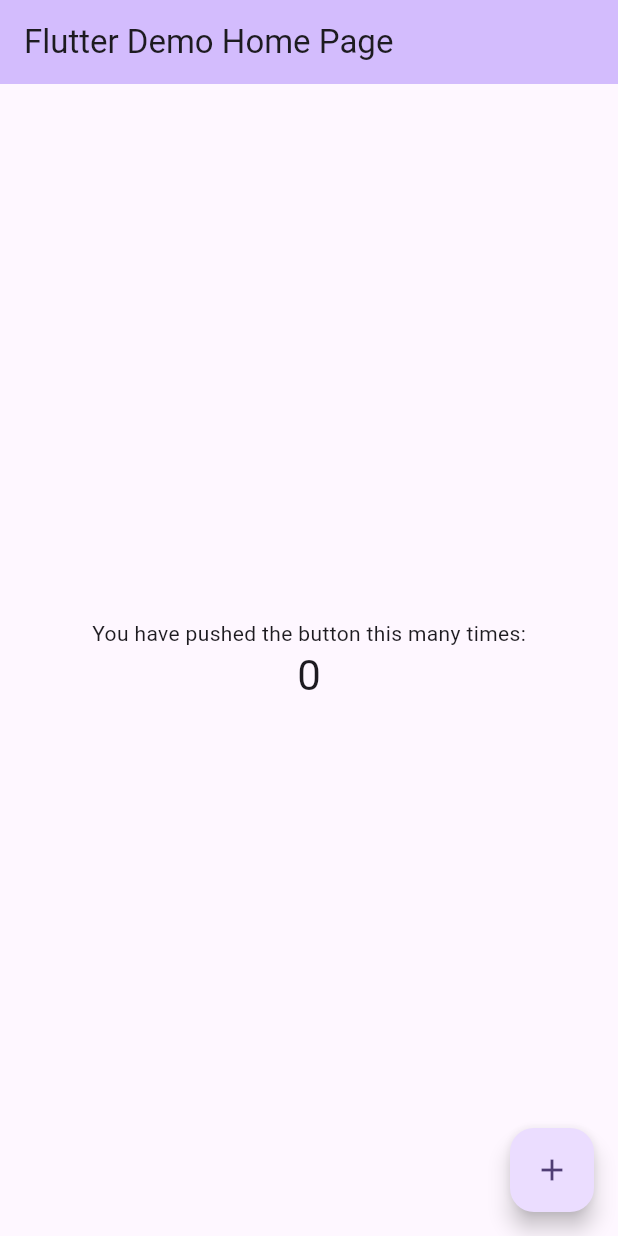
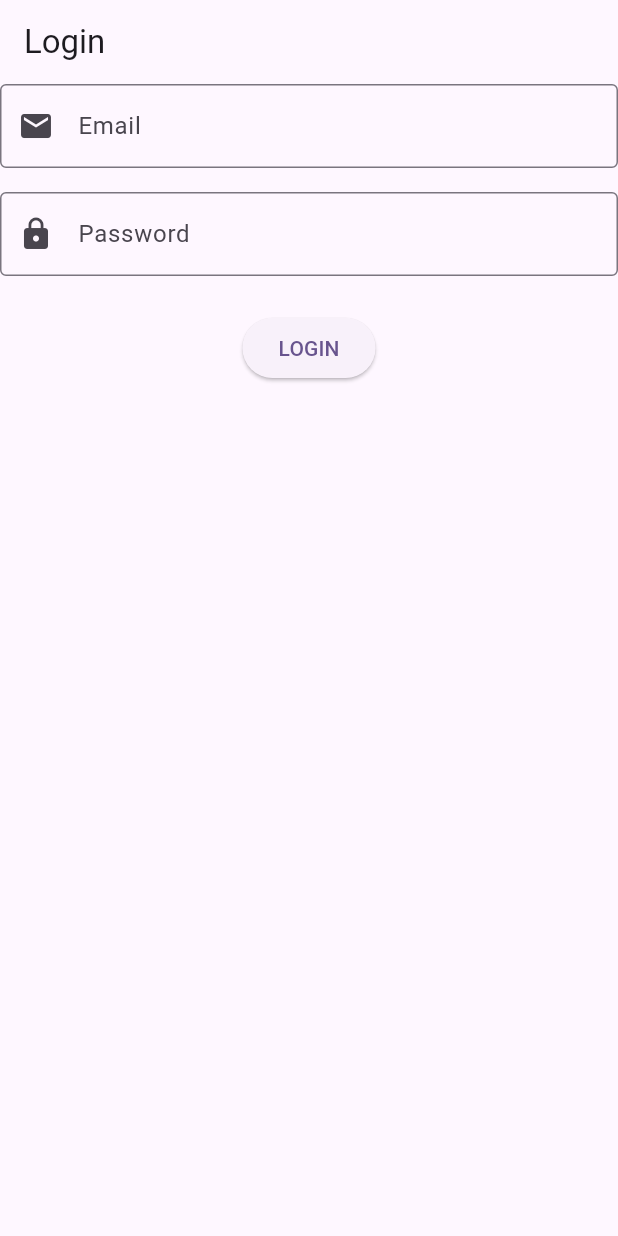
Before and after one commit to jobinsebastianralfiz/fluttertesting, a Flutter app: the screen it shows after launch, on a phone screen of 412 x 824 dp. Run offline on Flutter 3.47's test engine with Material 3 defaults, Android fonts, the phone set to English and light mode, and no system bars.

Commit message:
latest one

```diff
--- a/lib/main.dart
+++ b/lib/main.dart
@@ -1,4 +1,6 @@
 import 'package:flutter/material.dart';
+import 'package:fluttertest/screens/login_screen.dart';
+import 'package:fluttertest/screens/login_wrapper.dart';
 
 void main() {
   runApp(const MyApp());
@@ -13,113 +15,11 @@ class MyApp extends StatelessWidget {
     return MaterialApp(
       title: 'Flutter Demo',
       theme: ThemeData(
-        // This is the theme of your application.
-        //
-        // TRY THIS: Try running your application with "flutter run". You'll see
-        // the application has a purple toolbar. Then, without quitting the app,
-        // try changing the seedColor in the colorScheme below to Colors.green
-        // and then invoke "hot reload" (save your changes or press the "hot
-        // reload" button in a Flutter-supported IDE, or press "r" if you used
-        // the command line to start the app).
-        //
-        // Notice that the counter didn't reset back to zero; the application
-        // state is not lost during the reload. To reset the state, use hot
-        // restart instead.
-        //
-        // This works for code too, not just values: Most code changes can be
-        // tested with just a hot reload.
+
         colorScheme: ColorScheme.fromSeed(seedColor: Colors.deepPurple),
         useMaterial3: true,
       ),
-      home: const MyHomePage(title: 'Flutter Demo Home Page'),
+      home:LoginWrapper()
     );
   }
 }
-
-class MyHomePage extends StatefulWidget {
-  const MyHomePage({super.key, required this.title});
-
-  // This widget is the home page of your application. It is stateful, meaning
-  // that it has a State object (defined below) that contains fields that affect
-  // how it looks.
-
-  // This class is the configuration for the state. It holds the values (in this
-  // case the title) provided by the parent (in this case the App widget) and
-  // used by the build method of the State. Fields in a Widget subclass are
-  // always marked "final".
-
-  final String title;
-
-  @override
-  State<MyHomePage> createState() => _MyHomePageState();
-}
-
-class _MyHomePageState extends State<MyHomePage> {
-  int _counter = 0;
-
-  void _incrementCounter() {
-    setState(() {
-      // This call to setState tells the Flutter framework that something has
-      // changed in this State, which causes it to rerun the build method below
-      // so that the display can reflect the updated values. If we changed
-      // _counter without calling setState(), then the build method would not be
-      // called again, and so nothing would appear to happen.
-      _counter++;
-    });
-  }
-
-  @override
-  Widget build(BuildContext context) {
-    // This method is rerun every time setState is called, for instance as done
-    // by the _incrementCounter method above.
-    //
-    // The Flutter framework has been optimized to make rerunning build methods
-    // fast, so that you can just rebuild anything that needs updating rather
-    // than having to individually change instances of widgets.
-    return Scaffold(
-      appBar: AppBar(
-        // TRY THIS: Try changing the color here to a specific color (to
-        // Colors.amber, perhaps?) and trigger a hot reload to see the AppBar
-        // change color while the other colors stay the same.
-        backgroundColor: Theme.of(context).colorScheme.inversePrimary,
-        // Here we take the value from the MyHomePage object that was created by
-        // the App.build method, and use it to set our appbar title.
-        title: Text(widget.title),
-      ),
-      body: Center(
-        // Center is a layout widget. It takes a single child and positions it
-        // in the middle of the parent.
-        child: Column(
-          // Column is also a layout widget. It takes a list of children and
-          // arranges them vertically. By default, it sizes itself to fit its
-          // children horizontally, and tries to be as tall as its parent.
-          //
-          // Column has various properties to control how it sizes itself and
-          // how it positions its children. Here we use mainAxisAlignment to
-          // center the children vertically; the main axis here is the vertical
-          // axis because Columns are vertical (the cross axis would be
-          // horizontal).
-          //
-          // TRY THIS: Invoke "debug painting" (choose the "Toggle Debug Paint"
-          // action in the IDE, or press "p" in the console), to see the
-          // wireframe for each widget.
-          mainAxisAlignment: MainAxisAlignment.center,
-          children: <Widget>[
-            const Text(
-              'You have pushed the button this many times:',
-            ),
-            Text(
-              '$_counter',
-              style: Theme.of(context).textTheme.headlineMedium,
-            ),
-          ],
-        ),
-      ),
-      floatingActionButton: FloatingActionButton(
-        onPressed: _incrementCounter,
-        tooltip: 'Increment',
-        child: const Icon(Icons.add),
-      ), // This trailing comma makes auto-formatting nicer for build methods.
-    );
-  }
-}
--- /dev/null
+++ b/lib/screens/login_screen.dart
@@ -0,0 +1,118 @@
+import 'package:flutter/material.dart';
+
+class LoginScreen extends StatefulWidget {
+  final Function(String email, String password) onLogin;
+
+  const LoginScreen({super.key, required this.onLogin});
+
+  @override
+  State<LoginScreen> createState() => _LoginScreenState();
+}
+
+class _LoginScreenState extends State<LoginScreen> {
+  // Form key for validation
+  final _formKey = GlobalKey<FormState>();
+// Controllers to access input values
+  final _emailController = TextEditingController();
+  final _passwordController = TextEditingController();
+
+  // Track loading state
+  bool _isLoading = false;
+
+  @override
+  void dispose() {
+    // Clean up controllers when the widget is disposed
+    _emailController.dispose();
+    _passwordController.dispose();
+    super.dispose();
+  }
+
+  void _submitForm() {
+    if (_formKey.currentState!.validate()) {
+      setState(() {
+        _isLoading = true;
+      });
+
+      // Simulate network delay
+      Future.delayed(Duration(seconds: 1), () {
+        // Call the callback with entered credentials
+        widget.onLogin(_emailController.text.trim(), _passwordController.text);
+
+        setState(() {
+          _isLoading = false;
+        });
+      });
+    }
+  }
+
+  @override
+  Widget build(BuildContext context) {
+    return Scaffold(
+      appBar: AppBar(
+        title: Text('Login'),
+      ),
+      body: Center(
+        child: Form(
+          key: _formKey,
+          child: Column(
+            children: [
+              // Email input field
+              TextFormField(
+                key: Key('email_field'),
+                controller: _emailController,
+                decoration: InputDecoration(
+                  labelText: 'Email',
+                  border: OutlineInputBorder(),
+                  prefixIcon: Icon(Icons.email),
+                ),
+                keyboardType: TextInputType.emailAddress,
+                textInputAction: TextInputAction.next,
+                validator: (value) {
+                  if (value == null || value.isEmpty) {
+                    return 'Please enter your email';
+                  }
+                  if (!value.contains('@') || !value.contains('.')) {
+                    return 'Please enter a valid email';
+                  }
+                  return null;
+                },
+              ),
+              SizedBox(height: 16),
+
+              // Password input field
+              TextFormField(
+                key: Key('password_field'),
+                controller: _passwordController,
+                decoration: InputDecoration(
+                  labelText: 'Password',
+                  border: OutlineInputBorder(),
+                  prefixIcon: Icon(Icons.lock),
+                ),
+                obscureText: true,
+                validator: (value) {
+                  if (value == null || value.isEmpty) {
+                    return 'Please enter your password';
+                  }
+                  if (value.length < 6) {
+                    return 'Password must be at least 6 characters';
+                  }
+                  return null;
+                },
+              ),
+              SizedBox(height: 24),
+
+              _isLoading
+                  ? Center(
+                      child: CircularProgressIndicator(),
+                    )
+                  : ElevatedButton(
+                      key: Key("login_button"),
+                      onPressed: _submitForm,
+                      child: Text("LOGIN"))
+            ],
+          ),
+        ),
+      ),
+    );
+  }
+}
--- /dev/null
+++ b/lib/screens/login_wrapper.dart
@@ -0,0 +1,49 @@
+import 'package:flutter/material.dart';
+import 'package:fluttertest/screens/home_screen.dart';
+import 'package:fluttertest/screens/login_screen.dart';
+
+class LoginWrapper extends StatelessWidget {
+  // Check if user is already logged in
+  bool _isLoggedIn() {
+    return false; // Simplified for demo
+  }
+
+  // Mock authentication function
+  Future<bool> _handleLogin(String email, String password) async {
+    await Future.delayed(Duration(seconds: 1)); // Simulate network request
+
+    // Simple dummy authentication
+    if (email == 'user@example.com' && password == 'password123') {
+      return true;
+    }
+    return false;
+  }
+
+  @override
+  Widget build(BuildContext context) {
+    // If already logged in, go to home screen
+    if (_isLoggedIn()) {
+      return HomeScreen();
+    }
+
+    // Otherwise show login screen
+    return LoginScreen(
+      onLogin: (email, password) async {
+        bool success = await _handleLogin(email, password);
+
+        if (success) {
+          // Navigate to home screen
+          Navigator.pushReplacementNamed(context, '/home');
+        } else {
+          // Show error message
+          ScaffoldMessenger.of(context).showSnackBar(
+            SnackBar(
+              content: Text('Invalid credentials. Please try again.'),
+              backgroundColor: Colors.red,
+            ),
+          );
+        }
+      },
+    );
+  }
+}
```
Also changed, not shown: lib/screens/home_screen.dart (added, +11 -0 lines), 1 other file.
